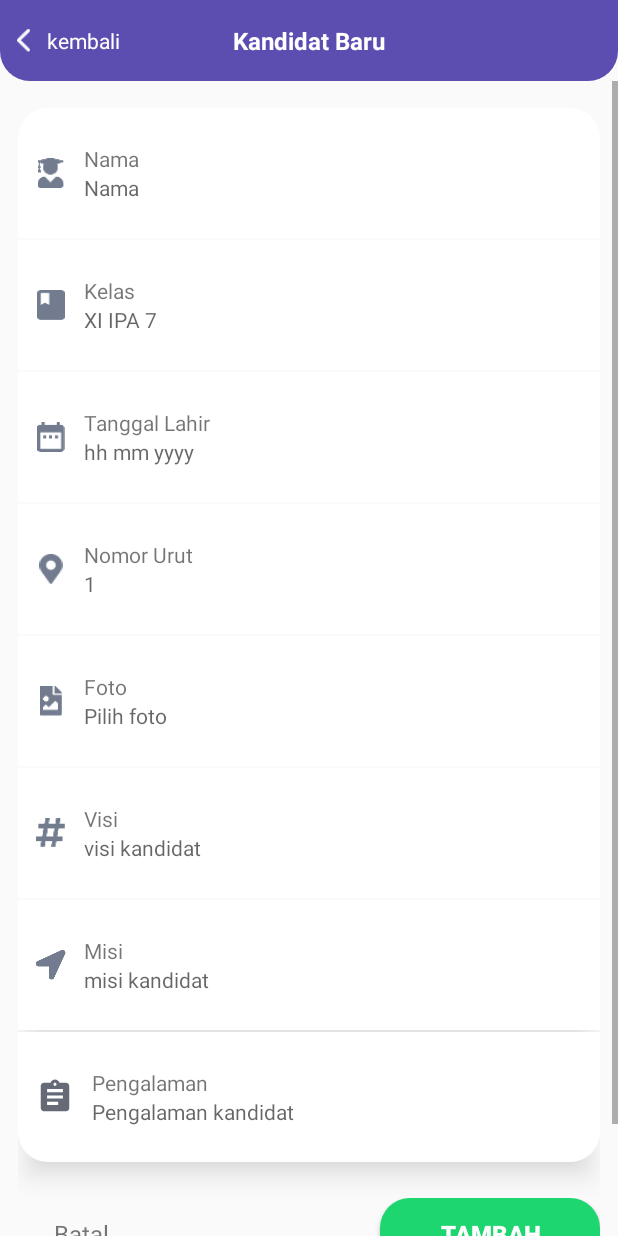
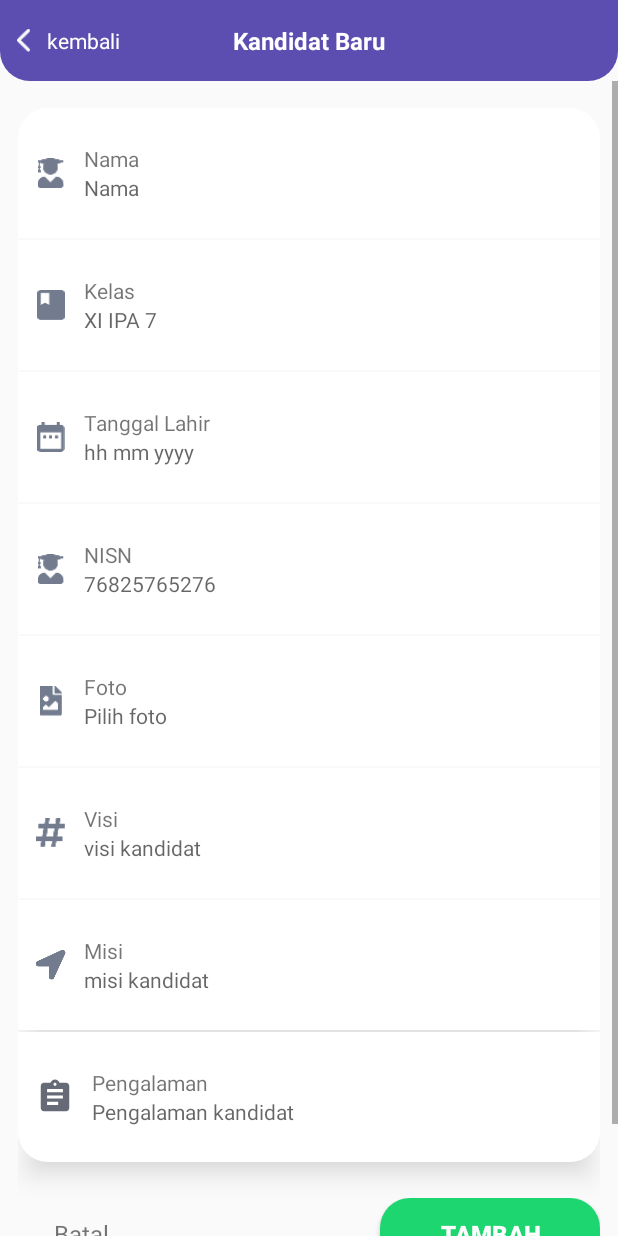
Before and after one commit to akbaralzaini/evoting, an Android app: the DashboardActivity screen opened directly, with no data from a screen before it, after a tap on "Tambah Kandidat", on a phone screen of 412 x 824 dp. Run offline under Robolectric (Android 15) with nearby library versions, the phone set to English and light mode, and no system bars.

Commit message:
update create

```diff
--- a/app/src/main/java/project/akbaralzaini/evoting/DashboardActivity.java
+++ b/app/src/main/java/project/akbaralzaini/evoting/DashboardActivity.java
@@ -55,7 +55,7 @@ public class DashboardActivity extends Activity implements View.OnClickListener
 
     }
 
-    private void refresh() {
+    public void refresh() {
         Call<List<Kandidat>> kandidatCall = mApiInterface.getKandidat();
         kandidatCall.enqueue(new Callback<List<Kandidat>>() {
             @Override
--- a/app/src/main/java/project/akbaralzaini/evoting/Rest/ApiInterface.java
+++ b/app/src/main/java/project/akbaralzaini/evoting/Rest/ApiInterface.java
@@ -19,11 +19,11 @@ public interface ApiInterface {
     @FormUrlEncoded
     @POST("kandidat/create")
     Call<PostUpdateDelKandidat> postKandidat(    @Field("nama") String nama,
+                                                 @Field("kelas") String kelas,
                                                  @Field("nis") String nis,
                                                  @Field("visi") String visi,
                                                  @Field("misi") String misi,
                                                  @Field("tanggal_lahir") String tanggal_lahir,
-                                                 @Field("kelas") String kelas,
                                                  @Field("pengalaman") String pelngalaman,
                                                  @Field("foto") int foto);
     @FormUrlEncoded
--- a/app/src/main/java/project/akbaralzaini/evoting/TambahKandidatActivity.java
+++ b/app/src/main/java/project/akbaralzaini/evoting/TambahKandidatActivity.java
@@ -2,14 +2,71 @@ package project.akbaralzaini.evoting;
 
 import androidx.appcompat.app.AppCompatActivity;
 
+
+
 import android.app.Activity;
 import android.os.Bundle;
+import android.view.View;
+import android.widget.Button;
+import android.widget.EditText;
+import android.widget.TextView;
+import android.widget.Toast;
 
+import project.akbaralzaini.evoting.Rest.ApiClient;
+import project.akbaralzaini.evoting.Rest.ApiInterface;
+import project.akbaralzaini.evoting.model.PostUpdateDelKandidat;
+import retrofit2.Call;
+import retrofit2.Callback;
+import retrofit2.Response;
+
+//TODO : Restfull untuk create belum di buat.
 public class TambahKandidatActivity extends Activity {
+
+    EditText mNama,mKelas, mTanggalLahir, mVisi, mMisi, mPengalaman, mNisn;
+    Button btnSimpan;
+    TextView btnBack;
+    ApiInterface mApiInterface;
 
     @Override
     protected void onCreate(Bundle savedInstanceState) {
         super.onCreate(savedInstanceState);
         setContentView(R.layout.activity_tambah_kandidat);
+
+        mNama = findViewById(R.id.nama_kandidat);
+        mKelas = findViewById(R.id.kelas_kandidat);
+        mTanggalLahir = findViewById(R.id.ttl_kandidat);
+        mPengalaman = findViewById(R.id.pengalaman_kandidat);
+        mVisi = findViewById(R.id.visi_kandidat);
+        mMisi = findViewById(R.id.misi_kandidat);
+        mNisn = findViewById(R.id.nisn_kandidat);
+
+        mApiInterface = ApiClient.getClient().create(ApiInterface.class);
+        btnSimpan = findViewById(R.id.button_simpan);
+        btnBack = findViewById(R.id.button_batal);
+
+        btnSimpan.setOnClickListener(view -> {
+            Call<PostUpdateDelKandidat> postUpdateDelKandidatCall = mApiInterface.postKandidat(mNama.getText().toString(),mKelas.getText().toString(),mNisn.getText().toString(),mVisi.getText().toString(),mMisi.getText().toString(),mTanggalLahir.getText().toString(),mPengalaman.getText().toString(),1);
+            postUpdateDelKandidatCall.enqueue(new Callback<PostUpdateDelKandidat>() {
+                @Override
+                public void onResponse(Call<PostUpdateDelKandidat> call, Response<PostUpdateDelKandidat> response) {
+                    Toast.makeText(getApplicationContext(), "Berhasil Ditambahkan",Toast.LENGTH_LONG).show();
+                    DashboardActivity.ma.refresh();
+                    finish();
+                }
+
+                @Override
+                public void onFailure(Call<PostUpdateDelKandidat> call, Throwable t) {
+                    Toast.makeText(TambahKandidatActivity.this, "Error",Toast.LENGTH_LONG).show();
+                }
+            });
+        });
+
+        btnBack.setOnClickListener(view -> {
+            DashboardActivity.ma.refresh();
+            finish();
+        });
+
+
+
     }
 }
--- a/app/src/main/res/layout/activity_tambah_kandidat.xml
+++ b/app/src/main/res/layout/activity_tambah_kandidat.xml
@@ -188,30 +188,30 @@
                 android:layout_marginTop="1dp"
                 android:background="@color/backgroud_putih">
                 <ImageView
-                    android:id="@+id/iconnomor"
+                    android:id="@+id/iconnisn"
                     android:layout_width="20dp"
                     android:layout_height="20dp"
                     android:layout_alignParentLeft="true"
                     android:layout_centerVertical="true"
-                    android:src="@drawable/map_marker"/>
+                    android:src="@drawable/user_graduate"/>
                 <LinearLayout
                     android:layout_marginVertical="12dp"
                     android:layout_width="match_parent"
                     android:layout_height="wrap_content"
                     android:orientation="vertical"
                     android:layout_marginStart="12dp"
-                    android:layout_toRightOf="@id/iconnomor">
+                    android:layout_toRightOf="@id/iconnisn">
                     <TextView
                         android:layout_width="wrap_content"
                         android:layout_height="wrap_content"
-                        android:text="Nomor Urut"/>
+                        android:text="NISN"/>
                     <EditText
                         android:textSize="14sp"
-                        android:id="@+id/nomor_kandidat"
+                        android:id="@+id/nisn_kandidat"
                         android:layout_width="match_parent"
                         android:layout_height="wrap_content"
                         android:background="@android:color/transparent"
-                        android:hint="1"/>
+                        android:hint="76825765276"/>
 
                 </LinearLayout>
 
@@ -399,6 +399,7 @@
                 android:layout_marginBottom="30dp"
                 android:orientation="horizontal">
                 <TextView
+                    android:id="@+id/button_batal"
                     android:layout_width="0dp"
                     android:layout_height="match_parent"
                     android:text="@string/batal"
```
